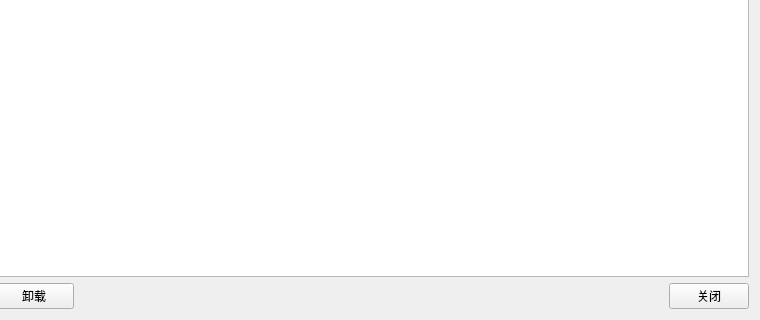
Above: ui/extmgr.ui from ixlang/XStudio before the change; both pictures show x 103 to 863 and y 128 to 448 of the 863 by 448 pixel window. Below: the same form after it.
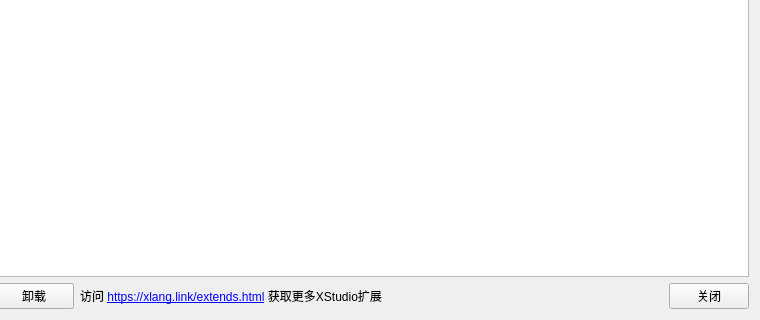
That is the form after the change.

```diff
--- a/ui/extmgr.ui
+++ b/ui/extmgr.ui
@@ -40,7 +40,14 @@
       </widget>
      </item>
      <item>
-      <widget class="QWidget" name="widget" native="true"/>
+      <widget class="QLabel" name="label">
+       <property name="text">
+        <string>访问 &lt;a href=&quot;https://xlang.link/extends.html&quot;&gt;https://xlang.link/extends.html&lt;/a&gt; 获取更多XStudio扩展</string>
+       </property>
+       <property name="openExternalLinks">
+        <bool>true</bool>
+       </property>
+      </widget>
      </item>
      <item>
       <widget class="QPushButton" name="btnclose">
```
